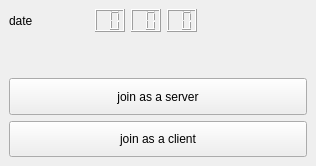
This is mainwindow.ui in xmojtabw/tic-tac-toe as Qt 5 draws it before an edit. The edited form follows.
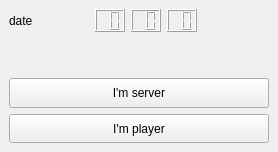
This is the edited form.

```diff
--- a/mainwindow.ui
+++ b/mainwindow.ui
@@ -6,8 +6,8 @@
    <rect>
     <x>0</x>
     <y>0</y>
-    <width>316</width>
-    <height>166</height>
+    <width>278</width>
+    <height>152</height>
    </rect>
   </property>
   <property name="windowTitle">
@@ -118,7 +118,7 @@
          </sizepolicy>
         </property>
         <property name="text">
-         <string>join as a server</string>
+         <string>I'm server</string>
         </property>
        </widget>
       </item>
@@ -131,7 +131,7 @@
          </sizepolicy>
         </property>
         <property name="text">
-         <string>join as a client</string>
+         <string>I'm player</string>
         </property>
        </widget>
       </item>
```
Left out of the diff: 2 changed lines with no effect on the pictures.
